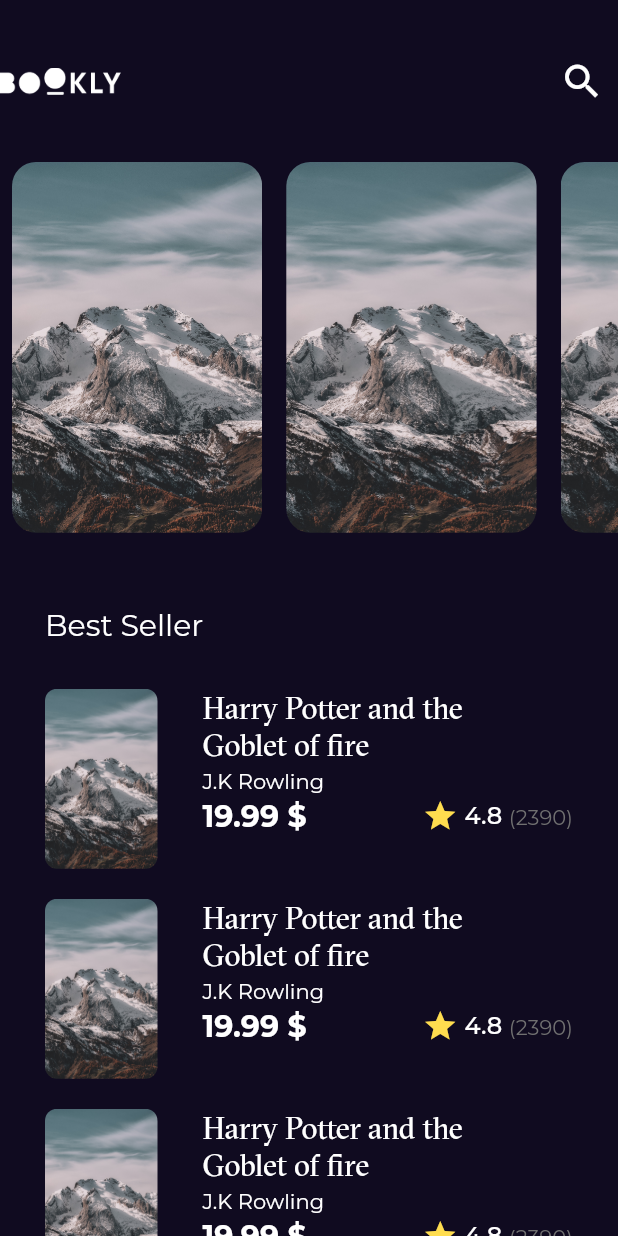
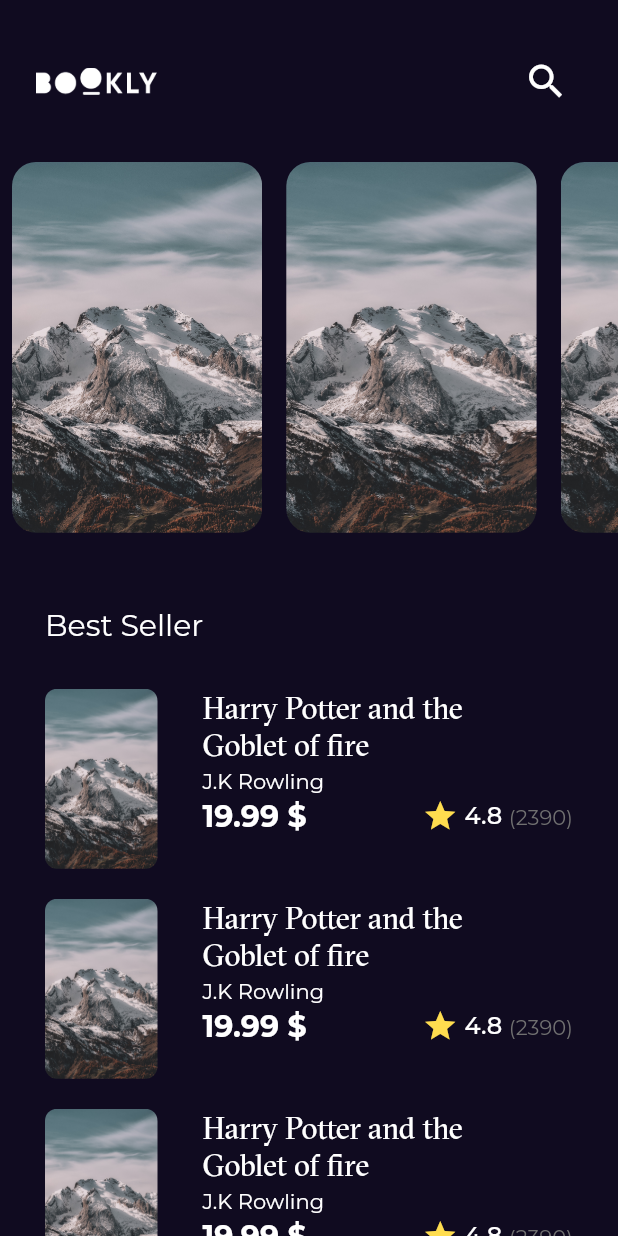
Before and after one commit to mohamedSalah1994/bookly, a Flutter app: the screen it shows after launch, on a phone screen of 412 x 824 dp. Run offline on Flutter 3.47's test engine with Material 2 defaults, Android fonts, the phone set to English and light mode, and no system bars; our stand-ins replace go_router, google_fonts.

Commit message:
create custom book details app bar

```diff
--- a/lib/Features/home/presentation/views/book_details_view.dart
+++ b/lib/Features/home/presentation/views/book_details_view.dart
@@ -7,6 +7,8 @@ class BookDetailsView extends StatelessWidget {
 
   @override
   Widget build(BuildContext context) {
-    return const BookDetailsViewBody();
+    return const Scaffold(
+      body:  BookDetailsViewBody()
+    );
   }
 }
--- a/lib/Features/home/presentation/views/widgets/best_seller_list_view_item.dart
+++ b/lib/Features/home/presentation/views/widgets/best_seller_list_view_item.dart
@@ -1,8 +1,9 @@
 import 'package:bookly/constants.dart';
+import 'package:bookly/core/utils/app_router.dart';
 import 'package:bookly/core/utils/assets.dart';
 import 'package:bookly/core/utils/styles.dart';
 import 'package:flutter/material.dart';
-
+import 'package:go_router/go_router.dart';
 
 import 'book_rating.dart';
 
@@ -11,7 +12,11 @@ class BestSellerListViewItem extends StatelessWidget {
 
   @override
   Widget build(BuildContext context) {
-    return SizedBox(
+    return GestureDetector(
+      onTap: () {
+        GoRouter.of(context).push(AppRouter.kBookDetailsView);
+      },
+      child: SizedBox(
         height: 120,
         child: Row(
           children: [
@@ -39,8 +44,8 @@ class BestSellerListViewItem extends StatelessWidget {
                     width: MediaQuery.of(context).size.width * 0.5,
                     child: Text(
                       'Harry Potter and the Goblet of fire',
-                    style:
-                        Styles.textStyle20.copyWith(fontFamily: kGtSectraFine),
+                      style: Styles.textStyle20
+                          .copyWith(fontFamily: kGtSectraFine),
                       maxLines: 2,
                       overflow: TextOverflow.ellipsis,
                     ),
@@ -50,14 +55,12 @@ class BestSellerListViewItem extends StatelessWidget {
                   ),
                   const Text(
                     'J.K Rowling',
-                  style:
-                      Styles.textStyle14,
+                    style: Styles.textStyle14,
                   ),
                   const SizedBox(
                     height: 3,
                   ),
                   Row(
-
                     children: [
                       Text(
                         '19.99 \$',
@@ -73,6 +76,7 @@ class BestSellerListViewItem extends StatelessWidget {
             )
           ],
         ),
+      ),
     );
   }
 }
--- a/lib/Features/home/presentation/views/widgets/custom_app_bar.dart
+++ b/lib/Features/home/presentation/views/widgets/custom_app_bar.dart
@@ -6,7 +6,7 @@ class CustomAppBar extends StatelessWidget {
   @override
   Widget build(BuildContext context) {
     return Padding(
-      padding: const EdgeInsets.symmetric( vertical: 30),
+      padding: const EdgeInsets.symmetric( vertical: 30 , horizontal: 24),
       child: Row(
         children: [
           Image.asset(
--- a/lib/Features/home/presentation/views/widgets/home_view_body.dart
+++ b/lib/Features/home/presentation/views/widgets/home_view_body.dart
@@ -32,7 +32,7 @@ class HomeViewBody extends StatelessWidget {
           ),
         ),
         const SliverFillRemaining(
-          child:               Padding(
+          child:Padding(
                 padding: customPadding,
                 child: BestSellerListView(),
               ),
--- a/lib/core/utils/app_router.dart
+++ b/lib/core/utils/app_router.dart
@@ -1,10 +1,12 @@
 import 'package:bookly/Features/Splash/presentation/views/splash_view.dart';
+import 'package:bookly/Features/home/presentation/views/book_details_view.dart';
 import 'package:bookly/Features/home/presentation/views/home_view.dart';
 import 'package:go_router/go_router.dart';
 
 abstract class AppRouter{
 
   static const kHomeView = '/homeView';
+  static const kBookDetailsView = '/bookDetailsView';
   static final router = GoRouter(
   routes: [
     GoRoute(
@@ -15,6 +17,10 @@ abstract class AppRouter{
       path: kHomeView,
       builder: (context, state) => const HomeView(),
     ),
+     GoRoute(
+      path: kBookDetailsView,
+      builder: (context, state) => const BookDetailsView(),
+    ),
   ],
 );
 }
```
Also changed, not shown: lib/Features/home/presentation/views/widgets/book_details_view_body.dart (+6 -3 lines), lib/Features/home/presentation/views/widgets/custom_book_details_app_bar.dart (added, +31 -0 lines). Lines whose indentation alone changed are shown as unchanged.
